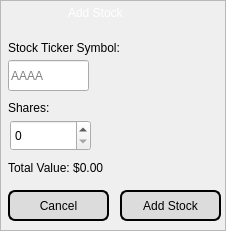
The window that StockStallionQtGUI/stockselection.ui (CodeApprenticeRai/StockStallion) describes before a commit, drawn with Qt 5.
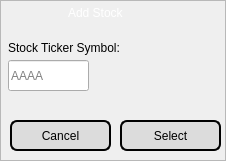
The same window after the commit.

```diff
--- a/StockStallionQtGUI/stockselection.ui
+++ b/StockStallionQtGUI/stockselection.ui
@@ -7,7 +7,7 @@
     <x>0</x>
     <y>0</y>
     <width>226</width>
-    <height>231</height>
+    <height>161</height>
    </rect>
   </property>
   <property name="windowTitle">
@@ -19,7 +19,7 @@
      <x>0</x>
      <y>0</y>
      <width>226</width>
-     <height>231</height>
+     <height>161</height>
     </rect>
    </property>
    <property name="frameShape">
@@ -31,8 +31,8 @@
    <widget class="QPushButton" name="cancelButton">
     <property name="geometry">
      <rect>
-      <x>8</x>
-      <y>190</y>
+      <x>10</x>
+      <y>120</y>
       <width>101</width>
       <height>31</height>
      </rect>
@@ -54,7 +54,7 @@
     <property name="geometry">
      <rect>
       <x>120</x>
-      <y>190</y>
+      <y>120</y>
       <width>101</width>
       <height>31</height>
      </rect>
@@ -69,7 +69,7 @@
 </string>
     </property>
     <property name="text">
-     <string>Add Stock</string>
+     <string>Select</string>
     </property>
    </widget>
    <widget class="QLineEdit" name="tickerTextBox">
@@ -113,51 +113,6 @@
      <string>Stock Ticker Symbol:</string>
     </property>
    </widget>
-   <widget class="QSpinBox" name="sharesSpinBox">
-    <property name="geometry">
-     <rect>
-      <x>10</x>
-      <y>120</y>
-      <width>81</width>
-      <height>31</height>
-     </rect>
-    </property>
-    <property name="maximum">
-     <number>1000000</number>
-    </property>
-   </widget>
-   <widget class="QLabel" name="label_2">
-    <property name="geometry">
-     <rect>
-      <x>8</x>
-      <y>100</y>
-      <width>131</width>
-      <height>16</height>
-     </rect>
-    </property>
-    <property name="styleSheet">
-     <string notr="true">font: 10pt &quot;Century Gothic&quot;;</string>
-    </property>
-    <property name="text">
-     <string>Shares:</string>
-    </property>
-   </widget>
-   <widget class="QLabel" name="label_3">
-    <property name="geometry">
-     <rect>
-      <x>8</x>
-      <y>160</y>
-      <width>141</width>
-      <height>16</height>
-     </rect>
-    </property>
-    <property name="styleSheet">
-     <string notr="true">font: 10pt &quot;Century Gothic&quot;;</string>
-    </property>
-    <property name="text">
-     <string>Total Value: $0.00</string>
-    </property>
-   </widget>
    <widget class="QLabel" name="label_4">
     <property name="geometry">
      <rect>
```
